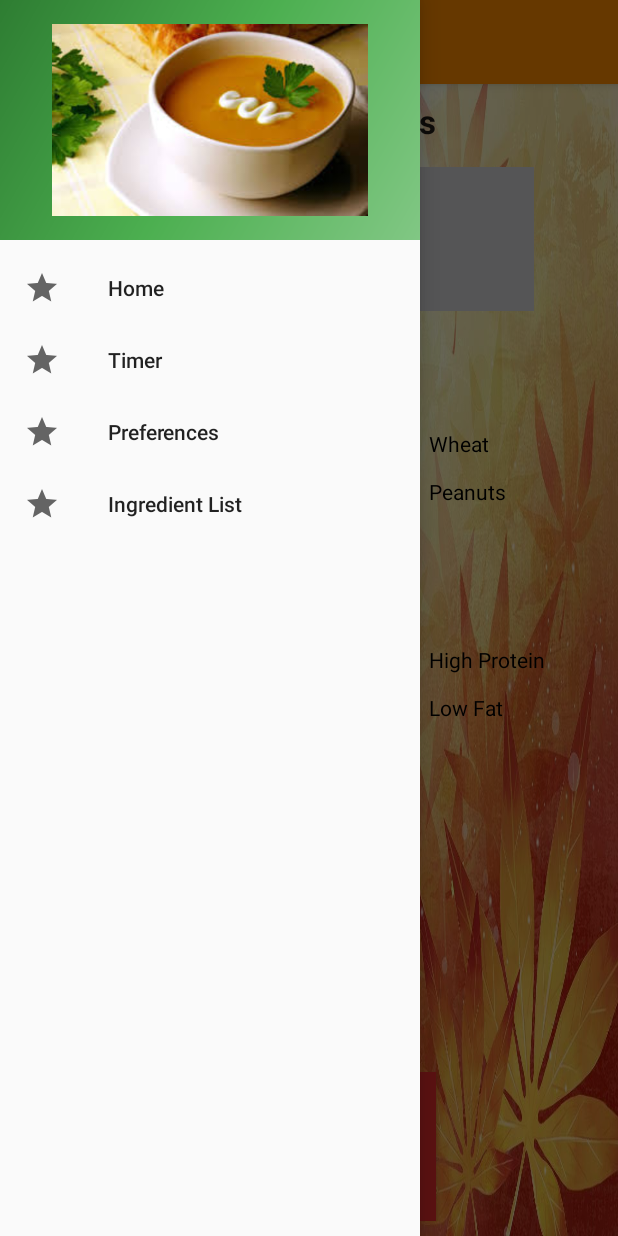
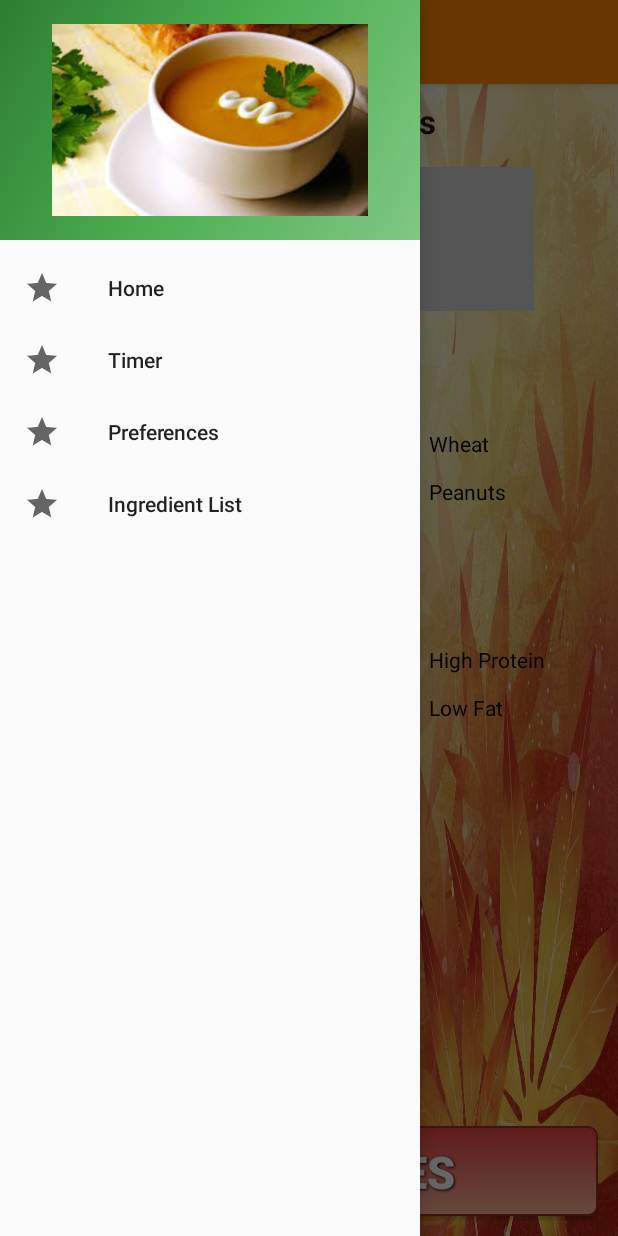
Before and after one commit to tonytran1/Whisk, an Android app: the screen it shows after launch (Home), with the side drawer open, on a phone screen of 412 x 824 dp. Run offline under Robolectric (Android 15) with nearby library versions, the phone set to English and light mode, and no system bars.

Commit message:
Button View Update

```diff
--- /dev/null
+++ b/app/src/main/res/drawable-xhdpi/search_b.xml
@@ -0,0 +1,37 @@
+<?xml version="1.0" encoding="utf-8" ?>
+<selector xmlns:android="http://schemas.android.com/apk/res/android">
+<item android:state_pressed="true" >
+    <shape>
+        <solid
+            android:color="#ef4444" />
+        <stroke
+            android:width="1dp"
+            android:color="#992f2f" />
+        <corners
+            android:radius="6dp" />
+        <padding
+            android:left="10dp"
+            android:top="10dp"
+            android:right="10dp"
+            android:bottom="10dp" />
+    </shape>
+</item>
+<item>
+    <shape>
+        <gradient
+            android:startColor="#ef4444"
+            android:endColor="#ffb899"
+            android:angle="270" />
+        <stroke
+            android:width="1dp"
+            android:color="#992f2f" />
+        <corners
+            android:radius="6dp" />
+        <padding
+            android:left="10dp"
+            android:top="10dp"
+            android:right="10dp"
+            android:bottom="10dp" />
+    </shape>
+</item>
+</selector>
--- a/app/src/main/res/layout/content_home.xml
+++ b/app/src/main/res/layout/content_home.xml
@@ -32,7 +32,7 @@
         android:layout_width="wrap_content"
         android:layout_height="wrap_content"
         android:textAppearance="?android:attr/textAppearanceLarge"
-        android:text="Click Below To See List"
+        android:text="Click Box To See List"
         android:id="@+id/listText"
         android:layout_alignParentTop="true"
         android:layout_centerHorizontal="true"
@@ -106,19 +106,18 @@
 
     <Button
         android:layout_width="wrap_content"
-        android:layout_height="wrap_content"
-        android:text="Find Recipes"
+        android:layout_height="60dp"
         android:id="@+id/button"
         android:onClick="onSubmit"
-        android:background="#e22a2a"
+        android:background="@drawable/search_b"
+        android:text="FIND RECIPES"
+        style="@style/button_text"
         android:layout_alignParentBottom="true"
-        android:layout_toRightOf="@+id/sodium"
-        android:layout_alignRight="@+id/textView"
-        android:layout_alignEnd="@+id/textView"
-        android:paddingTop="40dp"
-        android:paddingBottom="40dp"
-        android:paddingEnd="20dp"
-        android:paddingStart="20dp" />
+        android:layout_marginBottom="46dp"
+        android:layout_alignLeft="@+id/paleo"
+        android:layout_alignStart="@+id/paleo"
+        android:layout_alignParentRight="true"
+        android:layout_alignParentEnd="true" />
 
     <TextView
         android:layout_width="wrap_content"
--- a/app/src/main/res/layout/content_item.xml
+++ b/app/src/main/res/layout/content_item.xml
@@ -18,7 +18,7 @@
         android:layout_width="wrap_content"
         android:layout_height="75dp"
         android:textAppearance="?android:attr/textAppearanceLarge"
-        android:text="Click Ingredient To Shop"
+        android:text="Click Ingredient To Locate Market"
         android:id="@+id/saveIngredientTittle"
         android:layout_alignParentTop="true"
         android:layout_centerInParent="true"
--- a/app/src/main/res/values/strings.xml
+++ b/app/src/main/res/values/strings.xml
@@ -60,4 +60,21 @@
     <string name="title_activity_ingredients_list">Ingredients List</string>
     <string name="title_activity_item">Ingredients</string>
     <string name="title_activity_maps">Super Market Locations</string>
+
+
+    <!-- Style for text on search button -->
+    <style name="button_text" >
+        <item name="android:layout_width" >fill_parent</item>
+        <item name="android:layout_height" >wrap_content</item>
+        <item name="android:textColor" >#ffffff</item>
+        <item name="android:gravity" >center</item>
+        <item name="android:layout_margin" >3dp</item>
+        <item name="android:textSize" >30sp</item>
+        <item name="android:textStyle" >bold</item>
+        <item name="android:shadowColor" >#000000</item>
+        <item name="android:shadowDx" >1</item>
+        <item name="android:shadowDy" >1</item>
+        <item name="android:shadowRadius" >2</item>
+    </style>
+
 </resources>
```
Also changed, not shown: app/src/main/res/drawable-xhdpi/addingredient_b.xml (added, +37 -0 lines), app/src/main/res/drawable-xhdpi/cancel_b.xml (added, +37 -0 lines), app/src/main/res/drawable-xhdpi/pause_b.xml (added, +37 -0 lines), app/src/main/res/drawable-xhdpi/reset_b.xml (added, +37 -0 lines), app/src/main/res/drawable-xhdpi/resume_b.xml (added, +37 -0 lines), app/src/main/res/drawable-xhdpi/start_b.xml (added, +37 -0 lines), app/src/main/res/layout/content_ingredients_list.xml (+10 -3 lines), app/src/main/res/layout/content_preferences.xml (+7 -4 lines).
